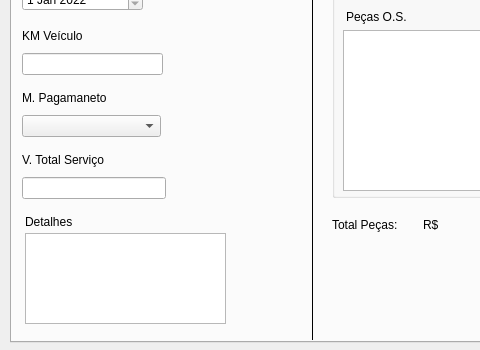
First picture: the form in frm_ordemservico.ui, repository ustop0/TCC, before the edit; both pictures show x 0 to 480 and y 317 to 667 of the 830 by 667 pixel window.
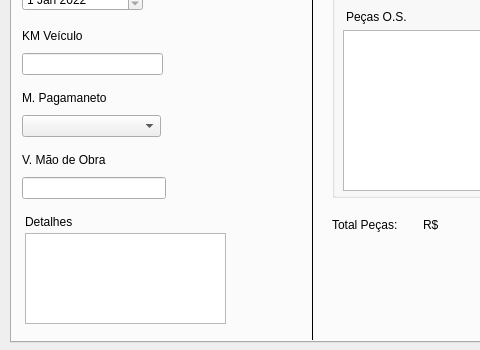
Second picture: the form after the edit.

Commit message: trabalhando na geração de OS

```diff
--- a/frm_ordemservico.ui
+++ b/frm_ordemservico.ui
@@ -466,7 +466,7 @@
       <item>
        <widget class="QLabel" name="label_3">
         <property name="text">
-         <string>V. Total Serviço</string>
+         <string>V. Mão de Obra</string>
         </property>
        </widget>
       </item>
```
The commit also changes 1 other file.
